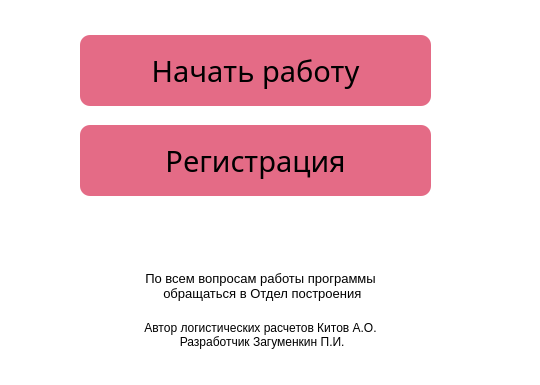
Before: the Qt Designer form data/ui/authorization.ui in PavelZagumenkin/Malina_Orders_v2, drawn with Qt 5; both pictures show x 740 to 1280 and y 335 to 720 of the 1280 by 720 pixel window.
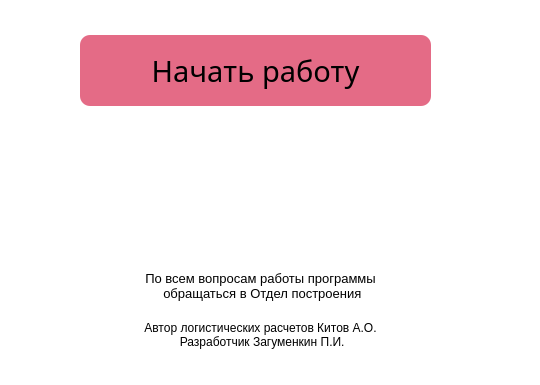
After: the same form once the commit is applied. Icons and pictures are not drawn.

Commit message: Добавил таблицу стилей style.css. Все кастомные стиле будут лежать там

What changed in the file:
```diff
--- a/data/ui/authorization.ui
+++ b/data/ui/authorization.ui
@@ -286,49 +286,6 @@
      <number>10</number>
     </property>
    </widget>
-   <widget class="QPushButton" name="btn_reg">
-    <property name="geometry">
-     <rect>
-      <x>820</x>
-      <y>460</y>
-      <width>351</width>
-      <height>71</height>
-     </rect>
-    </property>
-    <property name="font">
-     <font>
-      <family>Trebuchet MS</family>
-      <pointsize>22</pointsize>
-      <weight>50</weight>
-      <bold>false</bold>
-     </font>
-    </property>
-    <property name="focusPolicy">
-     <enum>Qt::StrongFocus</enum>
-    </property>
-    <property name="styleSheet">
-     <string notr="true">QPushButton {
-background-color: rgb(228, 107, 134);
-border: none;
-border-radius: 10px}
-
-QPushButton:hover {
-border: 1px solid  rgb(0, 0, 0);
-background-color: rgba(228, 107, 134, 0.9)
-}
-
-QPushButton:pressed {
-border:3px solid  rgb(0, 0, 0);
-background-color: rgba(228, 107, 134, 1)
-}</string>
-    </property>
-    <property name="text">
-     <string>Регистрация</string>
-    </property>
-    <property name="checkable">
-     <bool>false</bool>
-    </property>
-   </widget>
   </widget>
  </widget>
  <resources/>
```
The commit also changes 9 other files.
